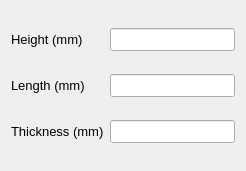
Before: the Qt Designer form Connections/Moment/ExtendedEndPlate/ui_stiffener.ui in osdag-admin/Osdag, drawn with Qt 5.
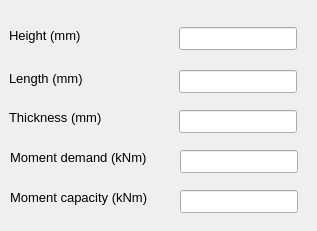
After: the same form once the commit is applied.

Commit message: feat: add calculations and gui modifications

```diff
--- a/Connections/Moment/ExtendedEndPlate/ui_stiffener.ui
+++ b/Connections/Moment/ExtendedEndPlate/ui_stiffener.ui
@@ -6,16 +6,22 @@
    <rect>
     <x>0</x>
     <y>0</y>
-    <width>246</width>
-    <height>171</height>
+    <width>317</width>
+    <height>231</height>
    </rect>
   </property>
   <property name="windowTitle">
    <string>Stiffener</string>
   </property>
-  <layout class="QGridLayout" name="gridLayout">
-   <item row="0" column="1">
     <widget class="QLineEdit" name="txt_stiffnrHeight">
+   <property name="geometry">
+    <rect>
+     <x>179</x>
+     <y>27</y>
+     <width>118</width>
+     <height>23</height>
+    </rect>
+   </property>
      <property name="font">
       <font>
        <pointsize>10</pointsize>
@@ -27,9 +33,15 @@
       <bool>true</bool>
      </property>
     </widget>
-   </item>
-   <item row="0" column="0">
     <widget class="QLabel" name="plateHeight">
+   <property name="geometry">
+    <rect>
+     <x>9</x>
+     <y>27</y>
+     <width>83</width>
+     <height>16</height>
+    </rect>
+   </property>
      <property name="font">
       <font>
        <pointsize>10</pointsize>
@@ -41,9 +53,15 @@
       <string>Height (mm)</string>
      </property>
     </widget>
-   </item>
-   <item row="1" column="0">
     <widget class="QLabel" name="label_2">
+   <property name="geometry">
+    <rect>
+     <x>9</x>
+     <y>70</y>
+     <width>85</width>
+     <height>16</height>
+    </rect>
+   </property>
      <property name="font">
       <font>
        <pointsize>10</pointsize>
@@ -55,9 +73,15 @@
       <string>Length (mm)</string>
      </property>
     </widget>
-   </item>
-   <item row="1" column="1">
     <widget class="QLineEdit" name="txt_stiffnrLength">
+   <property name="geometry">
+    <rect>
+     <x>179</x>
+     <y>70</y>
+     <width>118</width>
+     <height>23</height>
+    </rect>
+   </property>
      <property name="font">
       <font>
        <pointsize>10</pointsize>
@@ -69,9 +93,15 @@
       <bool>true</bool>
      </property>
     </widget>
-   </item>
-   <item row="2" column="0">
     <widget class="QLabel" name="label_163">
+   <property name="geometry">
+    <rect>
+     <x>9</x>
+     <y>110</y>
+     <width>104</width>
+     <height>16</height>
+    </rect>
+   </property>
      <property name="font">
       <font>
        <pointsize>10</pointsize>
@@ -86,9 +116,15 @@
       <string>&lt;html&gt;&lt;head/&gt;&lt;body&gt;&lt;p&gt;Thickness (mm)&lt;/p&gt;&lt;/body&gt;&lt;/html&gt;</string>
      </property>
     </widget>
-   </item>
-   <item row="2" column="1">
     <widget class="QLineEdit" name="txt_stiffnrThickness">
+   <property name="geometry">
+    <rect>
+     <x>179</x>
+     <y>110</y>
+     <width>118</width>
+     <height>23</height>
+    </rect>
+   </property>
      <property name="font">
       <font>
        <pointsize>10</pointsize>
@@ -100,8 +136,102 @@
       <bool>true</bool>
      </property>
     </widget>
-   </item>
-  </layout>
+  <widget class="QLineEdit" name="txt_stiffnrThickness_2">
+   <property name="geometry">
+    <rect>
+     <x>180</x>
+     <y>150</y>
+     <width>118</width>
+     <height>23</height>
+    </rect>
+   </property>
+   <property name="font">
+    <font>
+     <pointsize>10</pointsize>
+     <weight>50</weight>
+     <bold>false</bold>
+    </font>
+   </property>
+   <property name="readOnly">
+    <bool>true</bool>
+   </property>
+  </widget>
+  <widget class="QLabel" name="label_164">
+   <property name="geometry">
+    <rect>
+     <x>10</x>
+     <y>150</y>
+     <width>161</width>
+     <height>16</height>
+    </rect>
+   </property>
+   <property name="font">
+    <font>
+     <pointsize>10</pointsize>
+     <weight>50</weight>
+     <bold>false</bold>
+    </font>
+   </property>
+   <property name="focusPolicy">
+    <enum>Qt::NoFocus</enum>
+   </property>
+   <property name="text">
+    <string>&lt;html&gt;&lt;head/&gt;&lt;body&gt;&lt;p&gt;Moment demand (kNm)&lt;/p&gt;&lt;/body&gt;&lt;/html&gt;</string>
+   </property>
+  </widget>
+  <widget class="QLineEdit" name="txt_stiffnrThickness_3">
+   <property name="geometry">
+    <rect>
+     <x>180</x>
+     <y>190</y>
+     <width>118</width>
+     <height>23</height>
+    </rect>
+   </property>
+   <property name="font">
+    <font>
+     <pointsize>10</pointsize>
+     <weight>50</weight>
+     <bold>false</bold>
+    </font>
+   </property>
+   <property name="readOnly">
+    <bool>true</bool>
+   </property>
+  </widget>
+  <widget class="QLabel" name="label_165">
+   <property name="geometry">
+    <rect>
+     <x>10</x>
+     <y>190</y>
+     <width>161</width>
+     <height>16</height>
+    </rect>
+   </property>
+   <property name="font">
+    <font>
+     <pointsize>10</pointsize>
+     <weight>50</weight>
+     <bold>false</bold>
+    </font>
+   </property>
+   <property name="focusPolicy">
+    <enum>Qt::NoFocus</enum>
+   </property>
+   <property name="text">
+    <string>&lt;html&gt;&lt;head/&gt;&lt;body&gt;&lt;p&gt;Moment capacity (kNm)&lt;/p&gt;&lt;/body&gt;&lt;/html&gt;</string>
+   </property>
+  </widget>
+  <zorder>txt_stiffnrHeight</zorder>
+  <zorder>plateHeight</zorder>
+  <zorder>label_2</zorder>
+  <zorder>txt_stiffnrLength</zorder>
+  <zorder>label_163</zorder>
+  <zorder>txt_stiffnrThickness</zorder>
+  <zorder>txt_stiffnrThickness_2</zorder>
+  <zorder>txt_stiffnrThickness_3</zorder>
+  <zorder>label_165</zorder>
+  <zorder>label_164</zorder>
  </widget>
  <resources/>
  <connections/>
```
Lines whose indentation alone changed are shown as unchanged. The commit also changes 4 other files.
